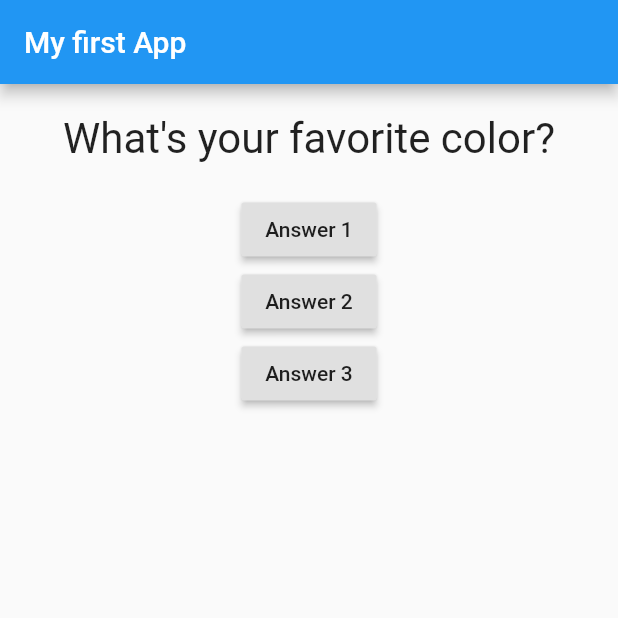
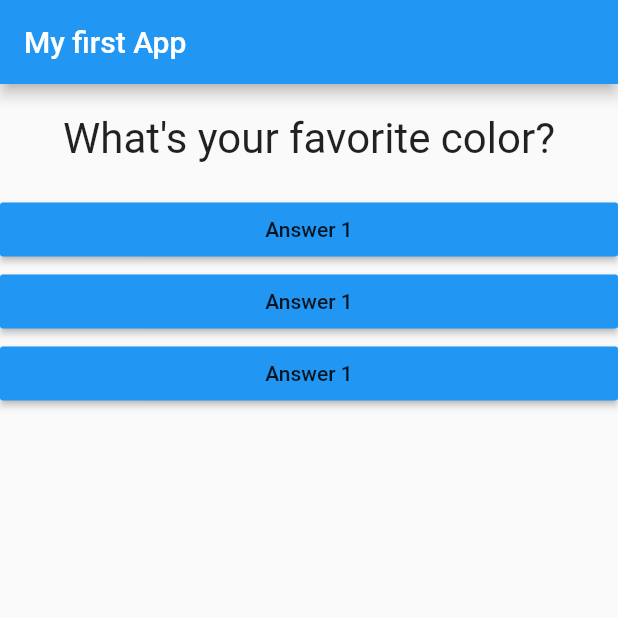
Before and after one commit to w9wen/flutter_complete_guide, a Flutter app: the screen it shows after launch, on a phone screen of 412 x 824 dp, the top half of it. Run offline on Flutter 3.47's test engine with Material 2 defaults, Android fonts, the phone set to English and light mode, and no system bars.

```diff
--- /dev/null
+++ b/lib/answer.dart
@@ -0,0 +1,21 @@
+import 'package:flutter/material.dart';
+
+class Answer extends StatelessWidget {
+  final VoidCallback selectHandler;
+
+  Answer(this.selectHandler);
+
+  @override
+  Widget build(BuildContext context) {
+    return Container(
+      width: double.infinity,
+      // ignore: deprecated_member_use
+      child: RaisedButton(
+        color: Colors.blue,
+        child: const Text("Answer 1"),
+        // ignore: avoid_print
+        onPressed: selectHandler,
+      ),
+    );
+  }
+}
--- a/lib/main.dart
+++ b/lib/main.dart
@@ -3,9 +3,13 @@
 import 'package:flutter/material.dart';
 import 'package:flutter_complete_guide/question.dart';
 
-void main() => runApp(MyApp());
+import 'answer.dart';
+
+void main() => runApp(const MyApp());
 
 class MyApp extends StatefulWidget {
+  const MyApp({Key? key}) : super(key: key);
+
   @override
   State<MyApp> createState() => _MyAppState();
 }
@@ -32,19 +36,9 @@ class _MyAppState extends State<MyApp> {
         appBar: AppBar(title: const Text("My first App")),
         body: Column(children: [
           Question(questions[_questionIndex]),
-          RaisedButton(
-            child: const Text("Answer 1"),
-            // ignore: avoid_print
-            onPressed: () => print("Answer 1 chosen"),
-          ),
-          RaisedButton(
-            child: const Text("Answer 2"),
-            onPressed: _answerQuestion,
-          ),
-          RaisedButton(
-            child: const Text("Answer 3"),
-            onPressed: () => print("Answer 3 chosen"),
-          ),
+          Answer(_answerQuestion),
+          Answer(_answerQuestion),
+          Answer(_answerQuestion),
         ]),
       ),
     );
--- a/lib/question.dart
+++ b/lib/question.dart
@@ -10,7 +10,7 @@ class Question extends StatelessWidget {
   Widget build(BuildContext context) {
     return Container(
       width: double.infinity,
-      margin: EdgeInsets.all(20),
+      margin: const EdgeInsets.all(20),
       child: Text(
         questionText,
         style: const TextStyle(fontSize: 28),
```
